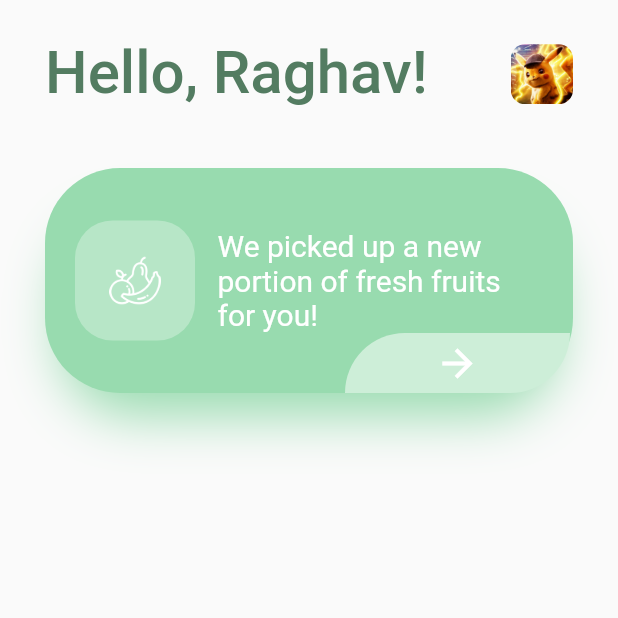
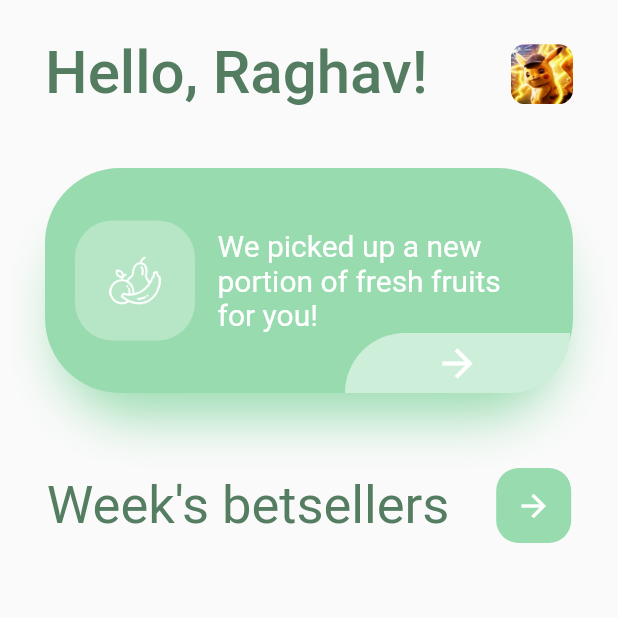
Before and after one commit to KeshavJ0shi/fruits_delivery, a Flutter app: the screen it shows after launch, on a phone screen of 412 x 824 dp, the top half of it. Run offline on Flutter 3.47's test engine with Material 2 defaults, Android fonts, the phone set to English and light mode, and no system bars.

Commit message:
Added Third Layer

```diff
--- a/lib/main.dart
+++ b/lib/main.dart
@@ -113,6 +113,34 @@ class MyApp extends StatelessWidget {
                   ],
                 ),
               ),
+              SizedBox(
+                height:50,
+              ),
+              Row(
+                crossAxisAlignment: CrossAxisAlignment.center,
+                mainAxisAlignment: MainAxisAlignment.spaceEvenly,
+                children: <Widget>[
+                  Text(
+                    "Week's betsellers",
+                    style: TextStyle(
+                      color: Color(0xFF547D62),
+                      fontSize: 35,
+                    ),
+                  ),
+                  Container(
+                    height: 50,
+                    width: 50,
+                    child: Icon(
+                      Icons.arrow_forward,
+                      color: Colors.white,
+                    ),
+                    decoration: BoxDecoration(
+                      color: Color(0xFF98DBAF),
+                      borderRadius: BorderRadius.circular(15)
+                    ),
+                  ),
+                ],
+              ),
             ],
           ),
         ),
```
